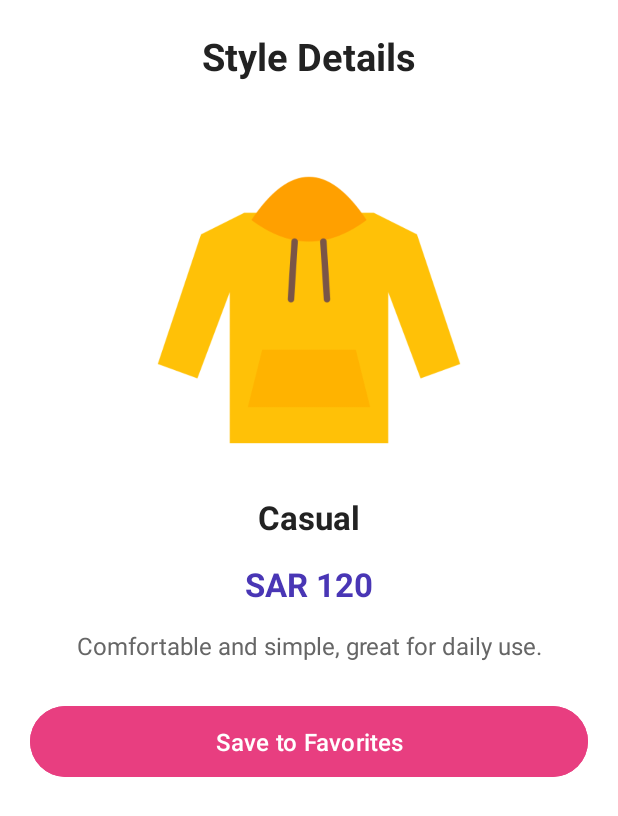
After one commit to StyleStudio2026/StyleStudio_Project, an Android app: the DetailsActivity screen opened directly, with no data from a screen before it, on a phone screen of 412 x 824 dp. The commit adds this screen. Shown: the top 816 px of the screen. Run offline under Robolectric (Android 15) with nearby library versions, the phone set to English and light mode, and no system bars.

Commit message:
Complete Style Studio Project

```diff
--- a/app/src/main/AndroidManifest.xml
+++ b/app/src/main/AndroidManifest.xml
@@ -26,6 +26,11 @@
         <activity
             android:name=".StyleActivity"
             android:exported="false" />
+
+        <activity
+            android:name=".DetailsActivity"
+            android:exported="false" />
+
     </application>
 
 </manifest>
--- /dev/null
+++ b/app/src/main/java/com/example/stylestudio/DetailsActivity.java
@@ -0,0 +1,54 @@
+
+package com.example.stylestudio;
+
+import android.content.SharedPreferences;
+import android.os.Bundle;
+import android.widget.Button;
+import android.widget.ImageView;
+import android.widget.TextView;
+import android.widget.Toast;
+
+import androidx.appcompat.app.AppCompatActivity;
+
+public class DetailsActivity extends AppCompatActivity {
+
+    @Override
+    protected void onCreate(Bundle savedInstanceState) {
+        super.onCreate(savedInstanceState);
+        setContentView(R.layout.activity_details);
+
+        ImageView detailImage = findViewById(R.id.detailImage);
+        TextView detailStyle = findViewById(R.id.detailStyle);
+        TextView detailPrice = findViewById(R.id.detailPrice);
+        TextView detailDescription = findViewById(R.id.detailDescription);
+        Button saveButton = findViewById(R.id.saveButton);
+
+        int index = getIntent().getIntExtra("index", 0);
+
+        if (index < 0 || index >= OutfitData.IMAGES.length) {
+            index = 0;
+        }
+
+        detailImage.setImageResource(OutfitData.IMAGES[index]);
+        detailStyle.setText(OutfitData.STYLES[index]);
+        detailPrice.setText("SAR " + OutfitData.PRICES[index]);
+        detailDescription.setText(OutfitData.DESCRIPTIONS[index]);
+
+        final int selectedIndex = index;
+
+        saveButton.setOnClickListener(v -> {
+
+            SharedPreferences prefs =
+                    getSharedPreferences("style", MODE_PRIVATE);
+
+            prefs.edit()
+                    .putString("name", OutfitData.STYLES[selectedIndex])
+                    .putInt("index", selectedIndex)
+                    .apply();
+
+            Toast.makeText(this,
+                    "Saved to Favorites!",
+                    Toast.LENGTH_SHORT).show();
+        });
+    }
+}
--- a/app/src/main/java/com/example/stylestudio/StyleActivity.java
+++ b/app/src/main/java/com/example/stylestudio/StyleActivity.java
@@ -1,13 +1,12 @@
 package com.example.stylestudio;
 
+import android.content.Intent;
 import android.os.Bundle;
 import android.widget.EditText;
 import android.widget.GridView;
 import androidx.appcompat.app.AppCompatActivity;
 
-/**
- * الخطوة 3: شاشة اختيار النمط.
- */
+
 public class StyleActivity extends AppCompatActivity {
 
     @Override
@@ -20,7 +19,11 @@ public class StyleActivity extends AppCompatActivity {
 
         // ربط الـ GridView بالـ ImageAdapter (الخطوة 4)
         styleGrid.setAdapter(new ImageAdapter(this, OutfitData.IMAGES, OutfitData.STYLES));
-
+        styleGrid.setOnItemClickListener((parent, view, position, id) -> {
+            Intent intent = new Intent(StyleActivity.this, DetailsActivity.class);
+            intent.putExtra("index", position);
+            startActivity(intent);
+        });
         // الخطوة 5 (حدث النقر) والخطوة 7 (فحص الميزانية) تُضاف هنا:
         // styleGrid.setOnItemClickListener((parent, view, position, id) -> { ... });
     }
--- /dev/null
+++ b/app/src/main/res/layout/activity_details.xml
@@ -0,0 +1,72 @@
+<?xml version="1.0" encoding="utf-8"?>
+<ScrollView xmlns:android="http://schemas.android.com/apk/res/android"
+    android:layout_width="match_parent"
+    android:layout_height="match_parent"
+    android:background="#FFFFFF">
+
+    <LinearLayout
+        android:layout_width="match_parent"
+        android:layout_height="wrap_content"
+        android:orientation="vertical"
+        android:gravity="center_horizontal"
+        android:padding="20dp">
+
+        <TextView
+            android:layout_width="wrap_content"
+            android:layout_height="wrap_content"
+            android:text="Style Details"
+            android:textSize="25sp"
+            android:textStyle="bold"
+            android:textColor="#222222"
+            android:layout_marginBottom="20dp"/>
+
+        <ImageView
+            android:id="@+id/detailImage"
+            android:layout_width="match_parent"
+            android:layout_height="240dp"
+            android:scaleType="fitCenter"
+            android:contentDescription="Selected Outfit"/>
+
+        <TextView
+            android:id="@+id/detailStyle"
+            android:layout_width="wrap_content"
+            android:layout_height="wrap_content"
+            android:text="Casual"
+            android:textSize="22sp"
+            android:textStyle="bold"
+            android:textColor="#222222"
+            android:layout_marginTop="15dp"/>
+
+        <TextView
+            android:id="@+id/detailPrice"
+            android:layout_width="wrap_content"
+            android:layout_height="wrap_content"
+            android:text="SAR 120"
+            android:textSize="22sp"
+            android:textStyle="bold"
+            android:textColor="#4936B5"
+            android:layout_marginTop="15dp"/>
+
+        <TextView
+            android:id="@+id/detailDescription"
+            android:layout_width="match_parent"
+            android:layout_height="wrap_content"
+            android:text="Comfortable and simple, great for daily use."
+            android:textSize="16sp"
+            android:textColor="#666666"
+            android:gravity="center"
+            android:layout_marginTop="15dp"
+            android:layout_marginBottom="25dp"/>
+
+        <Button
+            android:id="@+id/saveButton"
+            android:layout_width="match_parent"
+            android:layout_height="55dp"
+            android:text="Save to Favorites"
+            android:textSize="16sp"
+            android:textColor="#FFFFFF"
+            android:backgroundTint="#E83E80"/>
+
+    </LinearLayout>
+
+</ScrollView>
```
